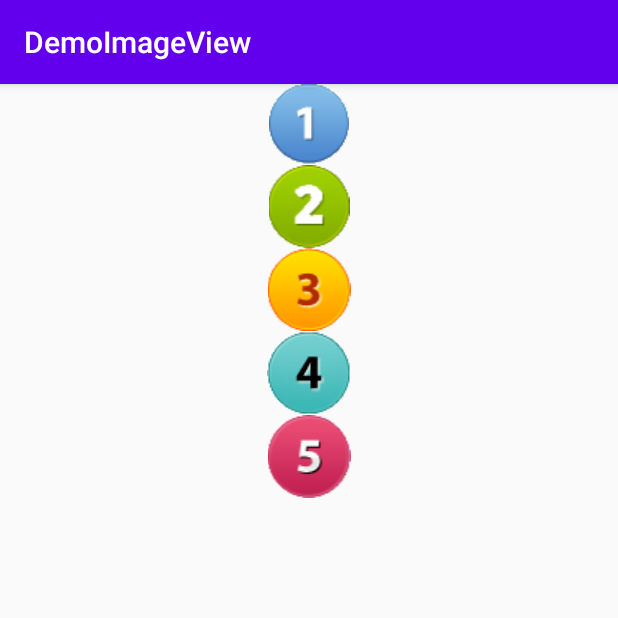
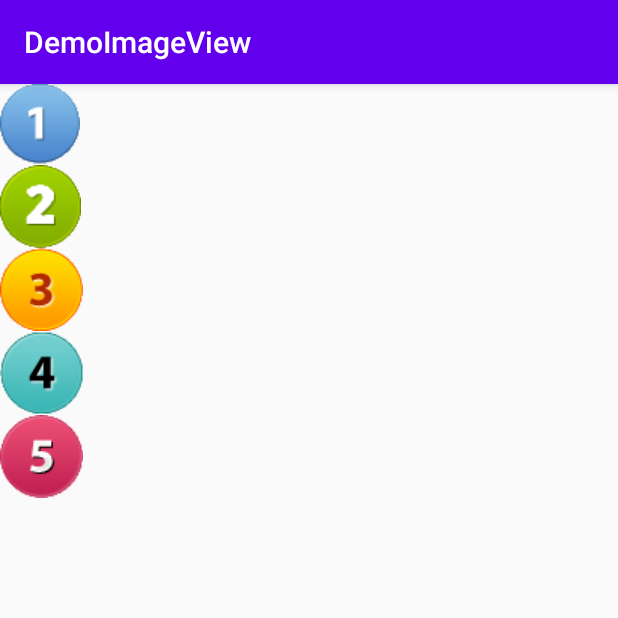
Before and after one commit to Hong-Liang/DemoImageView, an Android app: the screen it shows after launch (MainActivity), on a phone screen of 412 x 824 dp, the top half of it. Run offline under Robolectric (Android 15) with nearby library versions, the phone set to English and light mode, and no system bars.

Commit message:
Final Commit

```diff
--- a/app/src/main/res/layout/activity_main.xml
+++ b/app/src/main/res/layout/activity_main.xml
@@ -9,29 +9,29 @@
 
     <ImageView
         android:id="@+id/imageView"
-        android:layout_width="match_parent"
+        android:layout_width="wrap_content"
         android:layout_height="wrap_content"
         app:srcCompat="@drawable/day1" />
 
     <ImageView
         android:id="@+id/imageView2"
-        android:layout_width="match_parent"
+        android:layout_width="wrap_content"
         android:layout_height="wrap_content" />
 
     <ImageView
         android:id="@+id/imageView3"
-        android:layout_width="match_parent"
+        android:layout_width="wrap_content"
         android:layout_height="wrap_content"
         app:srcCompat="@drawable/day3" />
 
     <ImageView
         android:id="@+id/imageView4"
-        android:layout_width="match_parent"
+        android:layout_width="wrap_content"
         android:layout_height="wrap_content"
         app:srcCompat="@drawable/day4" />
 
     <ImageView
         android:id="@+id/imageView5"
-        android:layout_width="match_parent"
+        android:layout_width="wrap_content"
         android:layout_height="wrap_content" />
 </LinearLayout>
```
